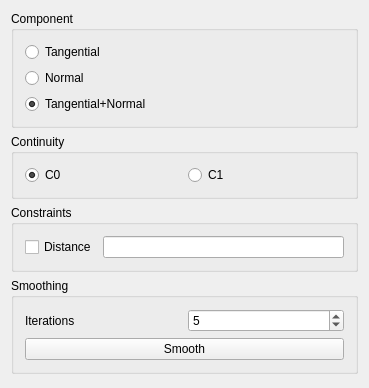
Qt form Plugin-Smoother/smootherToolbar.ui (ShenRen/OpenFlipper) before a commit.
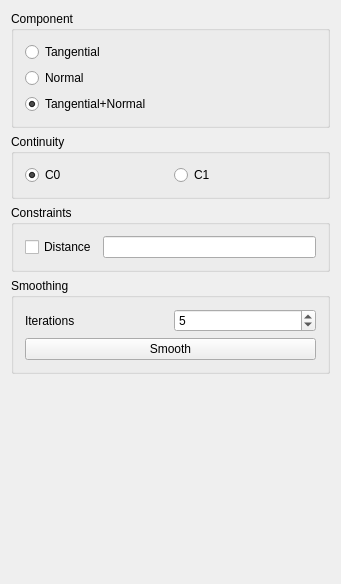
The same form after that commit.

Diff of the .ui file:
```diff
--- a/Plugin-Smoother/smootherToolbar.ui
+++ b/Plugin-Smoother/smootherToolbar.ui
@@ -5,14 +5,14 @@
    <rect>
     <x>0</x>
     <y>0</y>
-    <width>369</width>
-    <height>388</height>
+    <width>341</width>
+    <height>584</height>
    </rect>
   </property>
   <property name="windowTitle" >
    <string>Form</string>
   </property>
-  <layout class="QVBoxLayout" >
+  <layout class="QVBoxLayout" name="verticalLayout_7" >
    <item>
     <widget class="QGroupBox" name="groupBox_5" >
      <property name="toolTip" >
@@ -24,7 +24,9 @@
      <property name="title" >
       <string>Component</string>
      </property>
-     <layout class="QVBoxLayout" >
+     <layout class="QVBoxLayout" name="verticalLayout_3" >
+      <item>
+       <layout class="QVBoxLayout" name="verticalLayout" >
       <item>
        <widget class="QRadioButton" name="rbTangential" >
         <property name="toolTip" >
@@ -56,6 +58,12 @@
       </item>
       <item>
        <widget class="QRadioButton" name="rbTangential_and_Normal" >
+          <property name="sizePolicy" >
+           <sizepolicy vsizetype="Fixed" hsizetype="Preferred" >
+            <horstretch>0</horstretch>
+            <verstretch>0</verstretch>
+           </sizepolicy>
+          </property>
         <property name="toolTip" >
          <string>Smooth in tangent and normal direction</string>
         </property>
@@ -71,6 +79,8 @@
        </widget>
       </item>
      </layout>
+      </item>
+     </layout>
     </widget>
    </item>
    <item>
@@ -84,7 +94,9 @@
      <property name="title" >
       <string>Continuity</string>
      </property>
-     <layout class="QHBoxLayout" >
+     <layout class="QVBoxLayout" name="verticalLayout_2" >
+      <item>
+       <layout class="QHBoxLayout" name="horizontalLayout" >
       <item>
        <widget class="QRadioButton" name="rB_c0" >
         <property name="toolTip" >
@@ -115,6 +127,8 @@
        </widget>
       </item>
      </layout>
+      </item>
+     </layout>
     </widget>
    </item>
    <item>
@@ -122,7 +136,9 @@
      <property name="title" >
       <string>Constraints</string>
      </property>
-     <layout class="QHBoxLayout" >
+     <layout class="QVBoxLayout" name="verticalLayout_4" >
+      <item>
+       <layout class="QHBoxLayout" name="horizontalLayout_2" >
       <item>
        <widget class="QCheckBox" name="cbDistance" >
         <property name="toolTip" >
@@ -147,6 +163,8 @@
        </widget>
       </item>
      </layout>
+      </item>
+     </layout>
     </widget>
    </item>
    <item>
@@ -154,9 +172,11 @@
      <property name="title" >
       <string>Smoothing</string>
      </property>
-     <layout class="QVBoxLayout" >
+     <layout class="QVBoxLayout" name="verticalLayout_6" >
       <item>
-       <layout class="QHBoxLayout" >
+       <layout class="QVBoxLayout" name="verticalLayout_5" >
+        <item>
+         <layout class="QHBoxLayout" name="horizontalLayout_3" >
         <item>
          <widget class="QLabel" name="label3" >
           <property name="toolTip" >
@@ -191,8 +211,6 @@
         </item>
        </layout>
       </item>
-      <item>
-       <layout class="QHBoxLayout" >
         <item>
          <widget class="QPushButton" name="pB_smooth" >
           <property name="enabled" >
```
Lines whose indentation alone changed are shown as unchanged.
